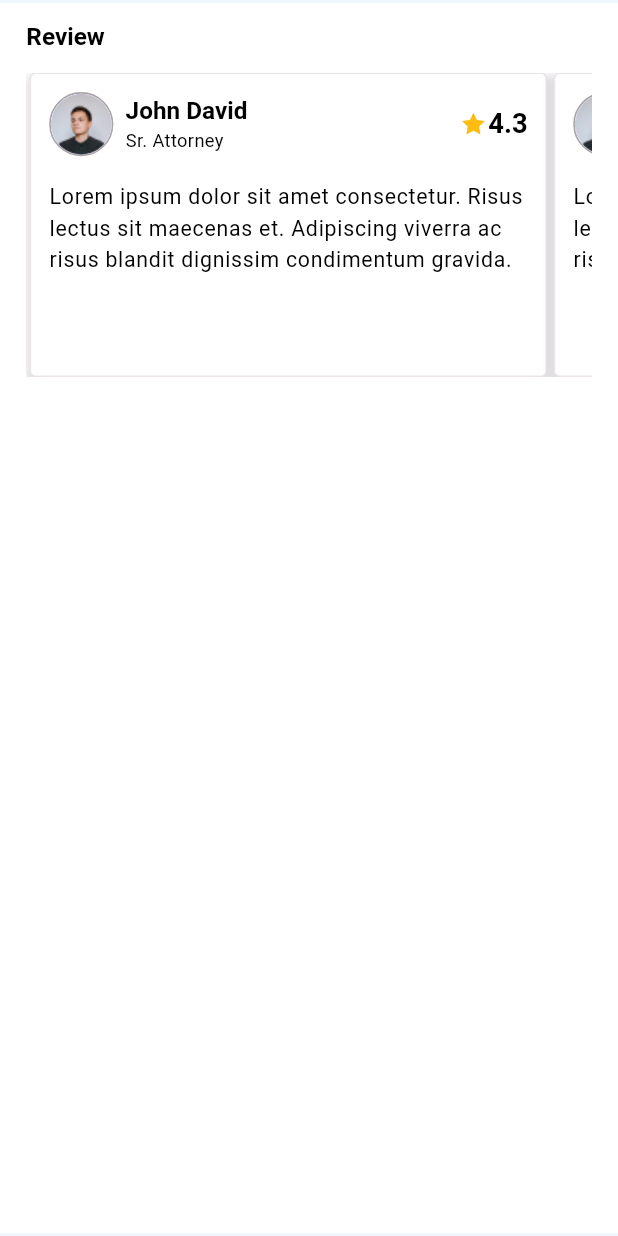
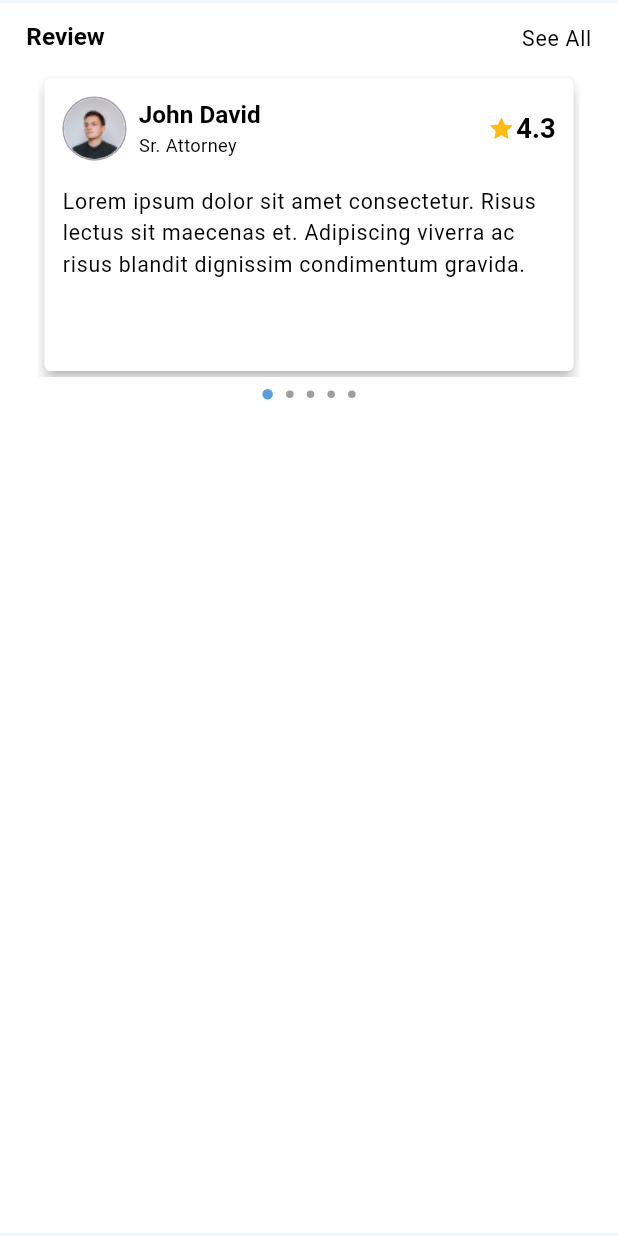
Before and after one commit to imrishuroy/legal-referral-ui, a Flutter app: the ReviewsSection widget shown alone on an empty page, opened directly, on a phone screen of 412 x 824 dp. Run offline on Flutter 3.47's test engine with Material 3 defaults, Android fonts, the phone set to English and light mode, and no system bars; drawn by our look-alikes of carousel_slider, dots_indicator; our stand-ins replace bloc_concurrency, bubble, cached_network_image, dartz, dio, dropdown_button2 and 33 more; missing offline and left inert: any_link_preview, appinio_social_share, camerawesome, flutter_document_picker, flutter_facebook_auth, flutter_polls and 4 more; accounts and stored records are empty; generated files the repository leaves out were written again; network calls fail; statements that could not run were skipped; project files that could hold a hidden picture were left out.

Commit message:
refactored and add review page

```diff
--- /dev/null
+++ b/lib/src/features/profile/presentation/pages/review_page.dart
@@ -0,0 +1,27 @@
+import 'package:flutter/material.dart';
+import 'package:flutter_screenutil/flutter_screenutil.dart';
+import 'package:legal_referral_ui/src/features/profile/presentation/widgets/review_widget.dart';
+
+class ReviewPage extends StatelessWidget {
+  const ReviewPage({super.key});
+
+  @override
+  Widget build(BuildContext context) {
+    return Scaffold(
+      appBar: AppBar(
+        elevation: 1,
+        title: Text(
+          'Review',
+          style: Theme.of(context).textTheme.headlineLarge,
+        ),
+      ),
+      body: ListView.builder(
+        padding: EdgeInsets.symmetric(horizontal: 16.w, vertical: 12.h),
+        itemBuilder: (BuildContext context, int index) {
+          return const ReviewWidget();
+        },
+        itemCount: 5,
+      ),
+    );
+  }
+}
--- a/lib/src/features/profile/presentation/widgets/review_widget.dart
+++ b/lib/src/features/profile/presentation/widgets/review_widget.dart
@@ -10,25 +10,28 @@ class ReviewWidget extends StatelessWidget {
 
   @override
   Widget build(BuildContext context) {
-    return Container(
+    return Card(
+      // padding: const EdgeInsets.all(12),
+      // width: 318.w,
+      // decoration: BoxDecoration(
+      //   color: LegalReferralColors.containerWhite500,
+      //   borderRadius: BorderRadius.circular(4.r),
+      //   border: Border.all(
+      //     color: LegalReferralColors.borderGrey200,
+      //   ),
+      //   boxShadow: const [
+      //     BoxShadow(
+      //       color: Color.fromRGBO(0, 0, 0, 0.12),
+      //       spreadRadius: 2,
+      //       blurRadius: 4,
+      //       offset: Offset(0, 3),
+      //     ),
+      //   ],
+      // ),
+      child: Padding(
         padding: const EdgeInsets.all(12),
-      width: 318.w,
-      decoration: BoxDecoration(
-        color: LegalReferralColors.containerWhite500,
-        borderRadius: BorderRadius.circular(4.r),
-        border: Border.all(
-          color: LegalReferralColors.borderGrey200,
-        ),
-        boxShadow: const [
-          BoxShadow(
-            color: Color.fromRGBO(0, 0, 0, 0.12),
-            spreadRadius: 2,
-            blurRadius: 4,
-            offset: Offset(0, 3),
-          ),
-        ],
-      ),
         child: Column(
+          mainAxisSize: MainAxisSize.min,
           children: [
             Row(
               children: [
@@ -91,6 +94,7 @@ class ReviewWidget extends StatelessWidget {
             ),
           ],
         ),
+      ),
     );
   }
 }
--- a/lib/src/features/profile/presentation/widgets/reviews_section.dart
+++ b/lib/src/features/profile/presentation/widgets/reviews_section.dart
@@ -1,31 +1,159 @@
+// import 'package:dots_indicator/dots_indicator.dart';
+// import 'package:flutter/material.dart';
+// import 'package:flutter_screenutil/flutter_screenutil.dart';
+// import 'package:legal_referral_ui/src/core/common_widgets/widgets.dart';
+// import 'package:legal_referral_ui/src/core/constants/colors.dart';
+// import 'package:legal_referral_ui/src/features/profile/presentation/pages/review_page.dart';
+// import 'package:legal_referral_ui/src/features/profile/presentation/widgets/review_widget.dart';
+
+// class ReviewsSection extends StatelessWidget {
+//   const ReviewsSection({super.key});
+
+//   @override
+//   Widget build(BuildContext context) {
+//     return Container(
+//       color: LegalReferralColors.backgroundWhite255,
+//       margin: EdgeInsets.symmetric(vertical: 2.h),
+//       child: Column(
+//         children: [
+//           Padding(
+//             padding: EdgeInsets.symmetric(horizontal: 16.w, vertical: 12.h),
+//             child: Row(
+//               mainAxisAlignment: MainAxisAlignment.spaceBetween,
+//               children: [
+//                 Text(
+//                   'Review',
+//                   style: Theme.of(context).textTheme.headlineSmall,
+//                 ),
+//                 CustomTextButton(
+//                   text: 'See All',
+//                   onPressed: () {
+//                     Navigator.of(context).push(
+//                       MaterialPageRoute(
+//                         builder: (context) => const ReviewPage(),
+//                       ),
+//                     );
+//                   },
+//                   style: Theme.of(context).textTheme.bodyLarge,
+//                 ),
+//               ],
+//             ),
+//           ),
+//           SizedBox(
+//             height: 200.h,
+//             child: ListView.builder(
+//               scrollDirection: Axis.horizontal,
+//               shrinkWrap: true,
+//               itemCount: 2,
+//               itemBuilder: (context, index) => SizedBox(
+//                 width: 318.w,
+//                 child: Padding(
+//                   padding: EdgeInsets.symmetric(horizontal: 2.w),
+//                   child: const ReviewWidget(),
+//                 ),
+//               ),
+//             ),
+//           ),
+//           Center(
+//             child: DotsIndicator(
+//               dotsCount: 2,
+//               decorator: DotsDecorator(
+//                 activeSize: const Size(7, 7),
+//                 activeShape: RoundedRectangleBorder(
+//                   borderRadius: BorderRadius.circular(6.r),
+//                 ),
+//                 activeColor: LegalReferralColors.containerBlue100,
+//               ),
+//             ),
+//           ),
+//         ],
+//       ),
+//     );
+//   }
+// }
+import 'package:carousel_slider/carousel_slider.dart';
+import 'package:dots_indicator/dots_indicator.dart';
 import 'package:flutter/material.dart';
 import 'package:flutter_screenutil/flutter_screenutil.dart';
-import 'package:legal_referral_ui/src/features/profile/presentation/widgets/custom_card.dart';
+import 'package:legal_referral_ui/src/core/common_widgets/widgets.dart';
+import 'package:legal_referral_ui/src/core/constants/colors.dart';
+import 'package:legal_referral_ui/src/features/profile/presentation/pages/review_page.dart';
 import 'package:legal_referral_ui/src/features/profile/presentation/widgets/review_widget.dart';
 
-class ReviewsSection extends StatelessWidget {
+class ReviewsSection extends StatefulWidget {
   const ReviewsSection({super.key});
 
   @override
+  State<ReviewsSection> createState() => _ReviewsSectionState();
+}
+
+class _ReviewsSectionState extends State<ReviewsSection> {
+  int _currentIndex = 0;
+
+  @override
   Widget build(BuildContext context) {
-    return CustomCard(
-      onTap: () {},
-      title: 'Review',
-      visibility: false,
-      child: SizedBox(
-        height: 200.h,
-        child: ListView.builder(
-          scrollDirection: Axis.horizontal,
-          shrinkWrap: true,
-          itemCount: 2,
-          itemBuilder: (context, index) => SizedBox(
-            width: 318.w,
-            child: Padding(
-              padding: EdgeInsets.symmetric(horizontal: 2.w),
-              child: const ReviewWidget(),
+    const reviewCount = 5;
+
+    return Container(
+      color: LegalReferralColors.backgroundWhite255,
+      margin: EdgeInsets.symmetric(vertical: 2.h),
+      child: Column(
+        children: [
+          Padding(
+            padding: EdgeInsets.symmetric(horizontal: 16.w, vertical: 12.h),
+            child: Row(
+              mainAxisAlignment: MainAxisAlignment.spaceBetween,
+              children: [
+                Text(
+                  'Review',
+                  style: Theme.of(context).textTheme.headlineSmall,
+                ),
+                CustomTextButton(
+                  text: 'See All',
+                  onPressed: () {
+                    Navigator.of(context).push(
+                      MaterialPageRoute(
+                        builder: (context) => const ReviewPage(),
+                      ),
+                    );
+                  },
+                  style: Theme.of(context).textTheme.bodyLarge,
+                ),
+              ],
             ),
           ),
-        ),
+          SizedBox(
+            height: 200.h,
+            child: CarouselSlider.builder(
+              itemCount: reviewCount,
+              itemBuilder: (context, index, realIndex) => const ReviewWidget(),
+              options: CarouselOptions(
+                // height: 200.h,
+                viewportFraction: 1,
+                onPageChanged: (index, reason) {
+                  setState(() {
+                    _currentIndex = index;
+                  });
+                },
+              ),
+            ),
+          ),
+          Center(
+            child: DotsIndicator(
+              dotsCount: reviewCount,
+              position: _currentIndex.toDouble(),
+              decorator: DotsDecorator(
+                size: const Size(5, 5),
+                spacing: EdgeInsets.symmetric(horizontal: 4.w, vertical: 8),
+                activeSize: const Size(7, 7),
+                activeShape: RoundedRectangleBorder(
+                  borderRadius: BorderRadius.circular(6.r),
+                ),
+                activeColor: LegalReferralColors.containerBlue100,
+              ),
+            ),
+          ),
+        ],
       ),
     );
   }
```
Also changed, not shown: 1 other file. Lines whose indentation alone changed are shown as unchanged.
